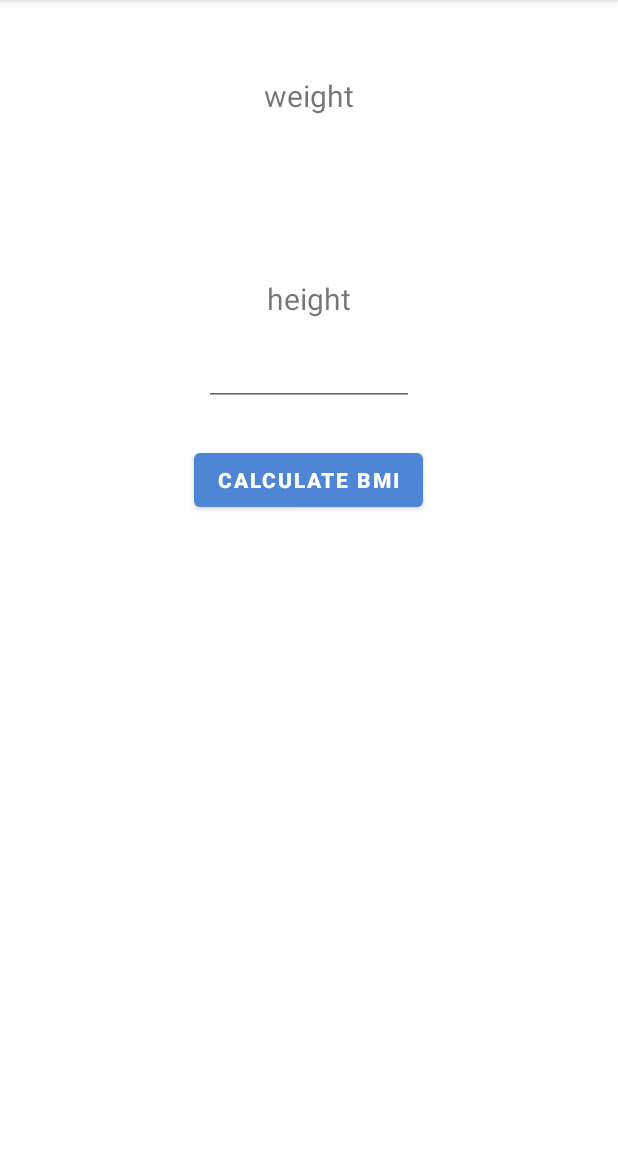
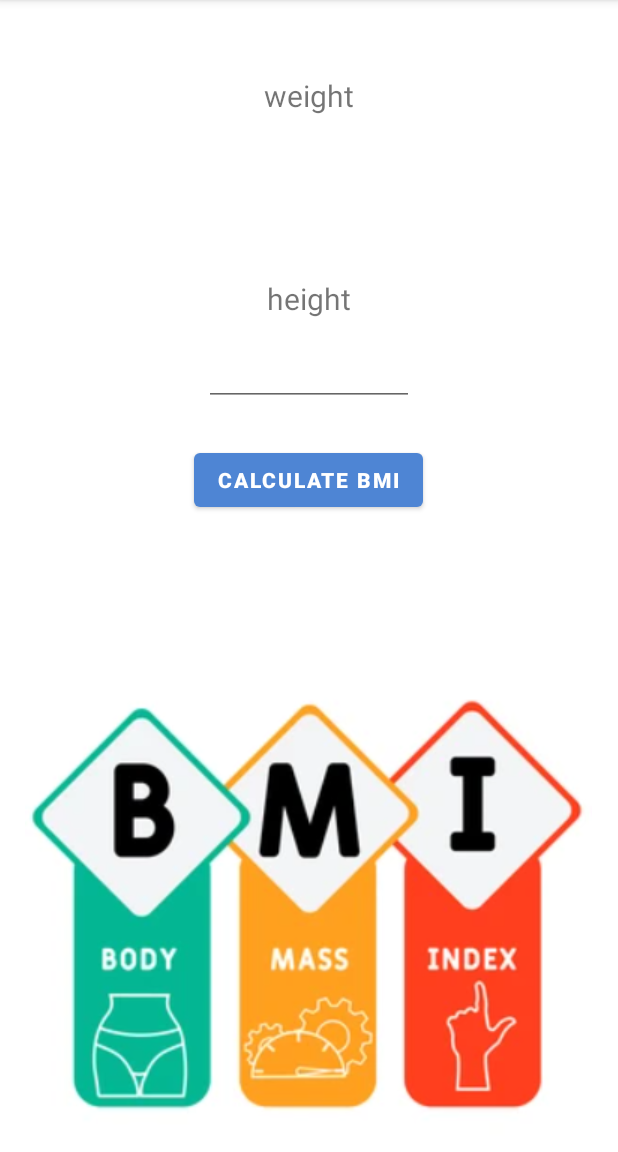
Before and after one commit to elvirmisini/MobileApp, an Android app: the BmiActivity screen opened directly, with no data from a screen before it, on a phone screen of 412 x 824 dp, the part 84-1236 px from its top. Run offline under Robolectric (Android 15) with nearby library versions, the light colour scheme and no system bars.

Commit message:
BMI activity

```diff
--- a/app/src/main/java/com/example/mobileapp/BmiActivity.java
+++ b/app/src/main/java/com/example/mobileapp/BmiActivity.java
@@ -15,6 +15,7 @@ public class BmiActivity extends AppCompatActivity {
     Button calculateButton;
     TextView yourBIM;
     TextView yourResult;
+    TextView yourResultnr;
 
     @Override
     protected void onCreate(Bundle savedInstanceState) {
@@ -35,6 +36,8 @@ public class BmiActivity extends AppCompatActivity {
         calculateButton = (Button) findViewById(R.id.calc);
 
         yourBIM = (TextView) findViewById(R.id.your_bim);
+        yourResultnr = (TextView) findViewById(R.id.resultnr);
+
         yourResult = (TextView) findViewById(R.id.result);
 
         weight = Double.parseDouble(weightText.getText().toString());
@@ -43,7 +46,7 @@ public class BmiActivity extends AppCompatActivity {
         bmi = height * height;
         bmi = weight * 10000 / bmi;
 
-        yourBIM.setText(String.valueOf(String.format("%.2f", bmi)));
+        yourResultnr.setText(String.valueOf(String.format("%.2f", bmi)));
 
         if (bmi < 18.5) {
             msg = "UnderWeight";
--- a/app/src/main/res/layout/activity_bmi.xml
+++ b/app/src/main/res/layout/activity_bmi.xml
@@ -5,7 +5,8 @@
     android:layout_width="match_parent"
     android:layout_height="match_parent"
     android:orientation="vertical"
-    tools:context=".BmiActivity">
+    tools:context=".BmiActivity"
+    >
 
     <TextView
         android:text="weight"
@@ -25,6 +26,7 @@
         android:layout_marginTop="10dp"
         android:ems="6"
         android:inputType="number|numberDecimal"
+        android:textAlignment="center"
         android:textSize="20sp"/>
 
     <TextView
@@ -42,6 +44,7 @@
         android:layout_width="wrap_content"
         android:layout_height="wrap_content"
         android:layout_gravity="center_horizontal"
+        android:textAlignment="center"
         android:layout_marginTop="10dp"
         android:ems="6"
         android:inputType="number|numberDecimal"
@@ -60,6 +63,16 @@
         />
 
     <TextView
+        android:id="@+id/resultnr"
+        android:layout_width="wrap_content"
+        android:layout_height="wrap_content"
+        android:layout_gravity="center_horizontal"
+        android:gravity="center_horizontal"
+        android:layout_marginTop="25dp"
+        android:textSize="20sp"
+        />
+
+    <TextView
         android:id="@+id/result"
         android:layout_width="wrap_content"
         android:layout_height="wrap_content"
@@ -68,5 +81,12 @@
         android:layout_marginTop="25dp"
         android:textSize="20sp"
         />
+    <ImageView
+        android:layout_width="wrap_content"
+        android:layout_height="wrap_content"
+        android:src="@drawable/bmiwallpaper"
+        android:layout_gravity="center_horizontal">
+
+    </ImageView>
 
 </LinearLayout>
```
Also changed, not shown: app/src/main/res/drawable-v24/bmiwallpaper.PNG (added).
